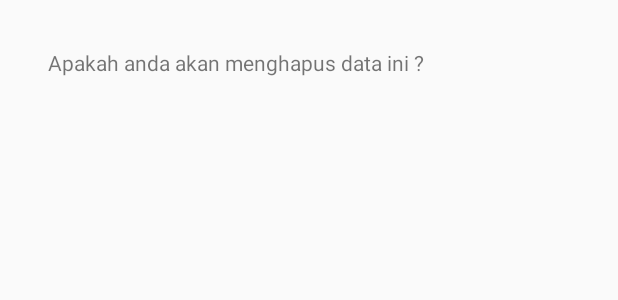
After one commit to Azizalfauzi/Warehouse-Helper, an Android app: the layout list_data_cari_delete.xml on its own in the app's theme, with its tools: preview values and no code run, on a phone screen of 412 x 824 dp. The commit adds this screen. Shown: the top 300 px of the screen. Run offline under Robolectric (Android 15) with nearby library versions, the phone set to English and light mode, and no system bars.

Commit message:
Menambahkan fungsi delete di inventaris barang Dan memberikan AlertDialog sederhana

```diff
--- a/app/src/main/AndroidManifest.xml
+++ b/app/src/main/AndroidManifest.xml
@@ -9,7 +9,8 @@
         android:roundIcon="@mipmap/ic_launcher_round"
         android:supportsRtl="true"
         android:theme="@style/AppTheme">
-        <activity android:name=".inventaris.CariData"></activity>
+        <activity android:name=".pinjambarang.TambahDataPeminjaman"></activity>
+        <activity android:name=".inventaris.CariData" />
         <activity android:name=".tambahdata.TambahData" />
         <activity android:name=".Dashboard.DashboardActivity" />
         <activity android:name=".AboutActivity" />
--- a/app/src/main/java/org/d3ifcool/warehousehelper/Dashboard/DashboardActivity.kt
+++ b/app/src/main/java/org/d3ifcool/warehousehelper/Dashboard/DashboardActivity.kt
@@ -30,6 +30,9 @@ class DashboardActivity : AppCompatActivity() {
         binding.btCariBarang.setOnClickListener {
             startActivity(Intent(this,CariData::class.java))
         }
+        binding.btPinjamBarang.setOnClickListener {
+
+        }
     }
 
 
--- /dev/null
+++ b/app/src/main/res/layout/list_data_cari_delete.xml
@@ -0,0 +1,19 @@
+<?xml version="1.0" encoding="utf-8"?>
+<androidx.constraintlayout.widget.ConstraintLayout xmlns:android="http://schemas.android.com/apk/res/android"
+    xmlns:app="http://schemas.android.com/apk/res-auto"
+    xmlns:tools="http://schemas.android.com/tools"
+    android:layout_width="match_parent"
+    android:layout_height="wrap_content">
+
+    <TextView
+        android:id="@+id/textView8"
+        android:layout_width="wrap_content"
+        android:layout_height="wrap_content"
+        android:layout_marginStart="32dp"
+        android:layout_marginTop="32dp"
+        android:layout_marginBottom="32dp"
+        android:text="@string/t_hapus_data"
+        app:layout_constraintBottom_toBottomOf="parent"
+        app:layout_constraintStart_toStartOf="parent"
+        app:layout_constraintTop_toTopOf="parent" />
+</androidx.constraintlayout.widget.ConstraintLayout>
--- a/app/src/main/res/values/strings.xml
+++ b/app/src/main/res/values/strings.xml
@@ -47,4 +47,6 @@
     <string name="t_find_jumlah">Jumlah Barang :</string>
     <string name="t_find_harga">Harga Barang :</string>
     <string name="bt_bacak_find">Kembali</string>
+    <string name="bt_delete">Delete</string>
+    <string name="t_hapus_data">Apakah anda akan menghapus data ini ?</string>
 </resources>
--- a/app/src/main/res/values/styles.xml
+++ b/app/src/main/res/values/styles.xml
@@ -3,12 +3,11 @@
     <!-- Base application theme. -->
     <style name="AppTheme" parent="Theme.AppCompat.Light">
         <!-- Customize your theme here. -->
-        <item name="colorPrimary">#00F44336</item>
-        <item name="colorPrimaryDark">#00F44336</item>
+        <item name="colorPrimary">#00FFFFFF</item>
+        <item name="colorPrimaryDark">#00FFFFFF</item>
         <item name="colorAccent">#F44336</item>
     </style>
 
-    <style name="AppTheme.PopupOverlay">popupoverlay</style>
 
 
 </resources>
```
Also changed, not shown: app/src/main/java/org/d3ifcool/warehousehelper/inventaris/CariAdapter.kt (+25 -2 lines), app/src/main/java/org/d3ifcool/warehousehelper/inventaris/CariData.kt (+6 -2 lines), app/src/main/java/org/d3ifcool/warehousehelper/pinjambarang/TambahDataPeminjaman.kt (added, +12 -0 lines), app/src/main/res/drawable/ic_delete_data.xml (added, +21 -0 lines), app/src/main/res/drawable/ic_inventaris_barang.xml (added, +30 -0 lines), app/src/main/res/drawable/ic_update_data.xml (added, +25 -0 lines), app/src/main/res/layout/activity_tambah_data_peminjaman.xml (added, +9 -0 lines), app/src/main/res/layout/list_data_cari.xml (+22 -12 lines).
